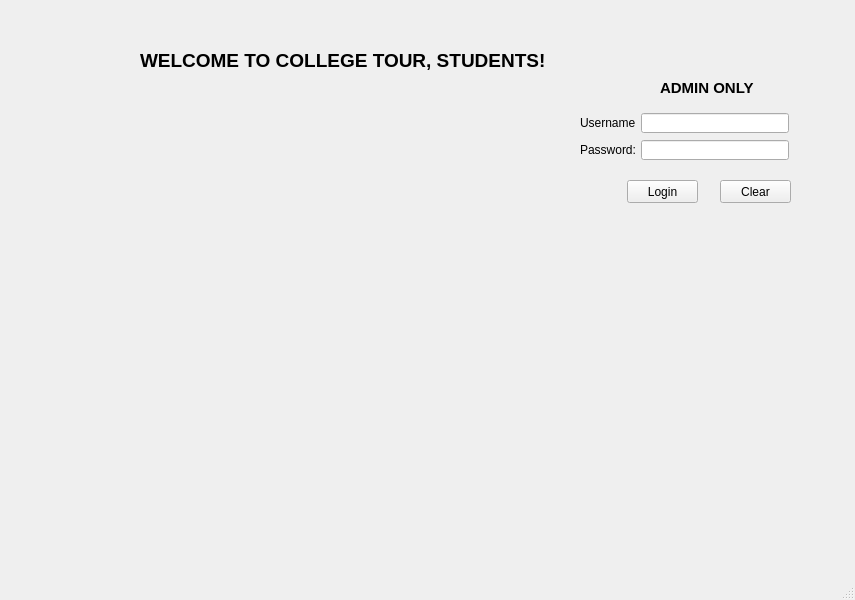
Old version of the form mainwindow.ui in the repository mattjang1101/CS1D-Project-1-Go-Big-O-Go-Home-.
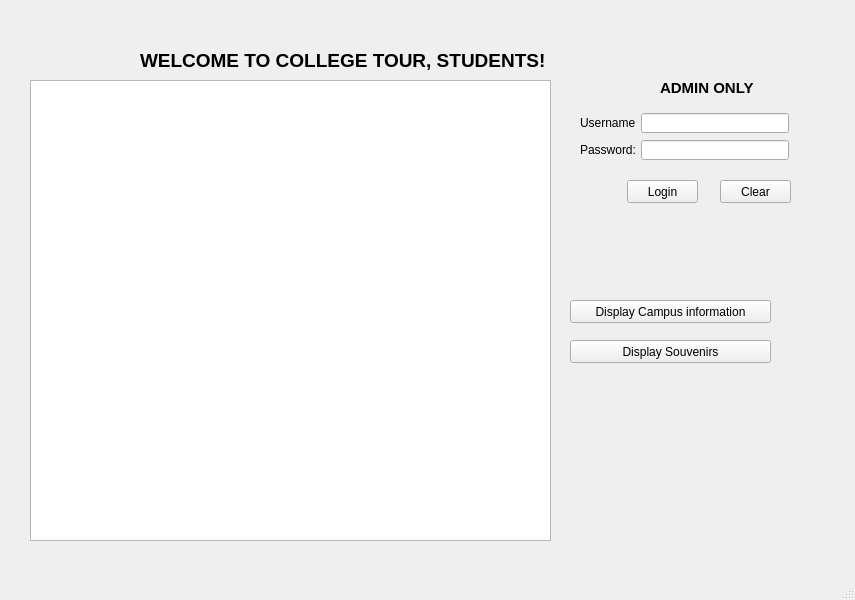
New version of the form.

Patch:
```diff
--- a/mainwindow.ui
+++ b/mainwindow.ui
@@ -135,6 +135,42 @@
      <string>Clear</string>
     </property>
    </widget>
+   <widget class="QTableView" name="tableView">
+    <property name="geometry">
+     <rect>
+      <x>30</x>
+      <y>80</y>
+      <width>521</width>
+      <height>461</height>
+     </rect>
+    </property>
+   </widget>
+   <widget class="QPushButton" name="DisplayCampusInfo">
+    <property name="geometry">
+     <rect>
+      <x>570</x>
+      <y>300</y>
+      <width>201</width>
+      <height>23</height>
+     </rect>
+    </property>
+    <property name="text">
+     <string>Display Campus information</string>
+    </property>
+   </widget>
+   <widget class="QPushButton" name="clearPushBtn_3">
+    <property name="geometry">
+     <rect>
+      <x>570</x>
+      <y>340</y>
+      <width>201</width>
+      <height>23</height>
+     </rect>
+    </property>
+    <property name="text">
+     <string>Display Souvenirs</string>
+    </property>
+   </widget>
   </widget>
   <widget class="QMenuBar" name="menubar">
    <property name="geometry">
```
Left out of the diff: 2 changed lines with no effect on the pictures.
